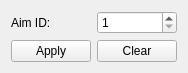
First picture: the form in src/view/core/FormCapture.ui, repository nevaeh82/arm_od, before the edit.
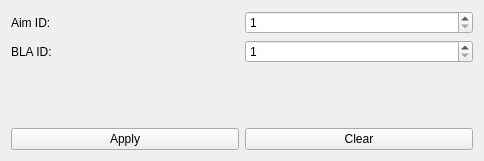
Second picture: the form after the edit.

What changed in the file:
```diff
--- a/src/view/core/FormCapture.ui
+++ b/src/view/core/FormCapture.ui
@@ -6,14 +6,21 @@
    <rect>
     <x>0</x>
     <y>0</y>
-    <width>174</width>
-    <height>67</height>
+    <width>484</width>
+    <height>161</height>
    </rect>
   </property>
   <property name="windowTitle">
    <string>Form</string>
   </property>
   <layout class="QGridLayout" name="gridLayout">
+   <item row="1" column="0">
+    <widget class="QLabel" name="label_2">
+     <property name="text">
+      <string>BLA ID:</string>
+     </property>
+    </widget>
+   </item>
    <item row="0" column="0">
     <widget class="QLabel" name="label">
      <property name="text">
@@ -28,20 +35,43 @@
      </property>
     </widget>
    </item>
-   <item row="1" column="0">
+   <item row="3" column="0">
     <widget class="QPushButton" name="pbApply">
      <property name="text">
       <string>Apply</string>
      </property>
     </widget>
    </item>
-   <item row="1" column="1">
+   <item row="3" column="1">
     <widget class="QPushButton" name="pbClear">
      <property name="text">
       <string>Clear</string>
      </property>
     </widget>
    </item>
+   <item row="2" column="1">
+    <spacer name="verticalSpacer">
+     <property name="orientation">
+      <enum>Qt::Vertical</enum>
+     </property>
+     <property name="sizeHint" stdset="0">
+      <size>
+       <width>20</width>
+       <height>40</height>
+      </size>
+     </property>
+    </spacer>
+   </item>
+   <item row="1" column="1">
+    <widget class="QSpinBox" name="spinBox_2">
+     <property name="minimum">
+      <number>1</number>
+     </property>
+     <property name="maximum">
+      <number>99999</number>
+     </property>
+    </widget>
+   </item>
   </layout>
  </widget>
  <resources/>
```
